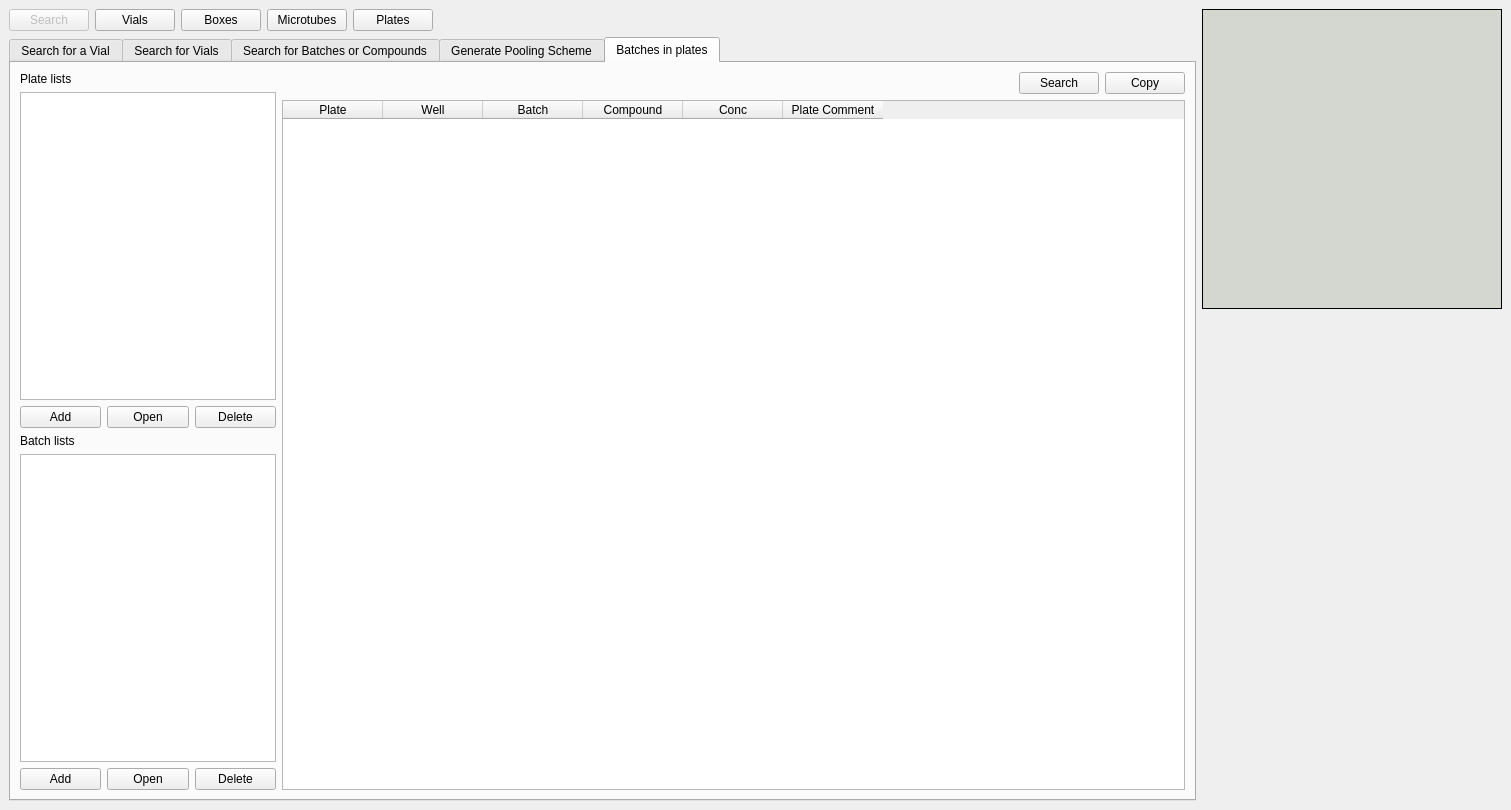
Before: the Qt Designer form frontend/assets/searchwindow.ui in dahlbma/cello, drawn with Qt 5.
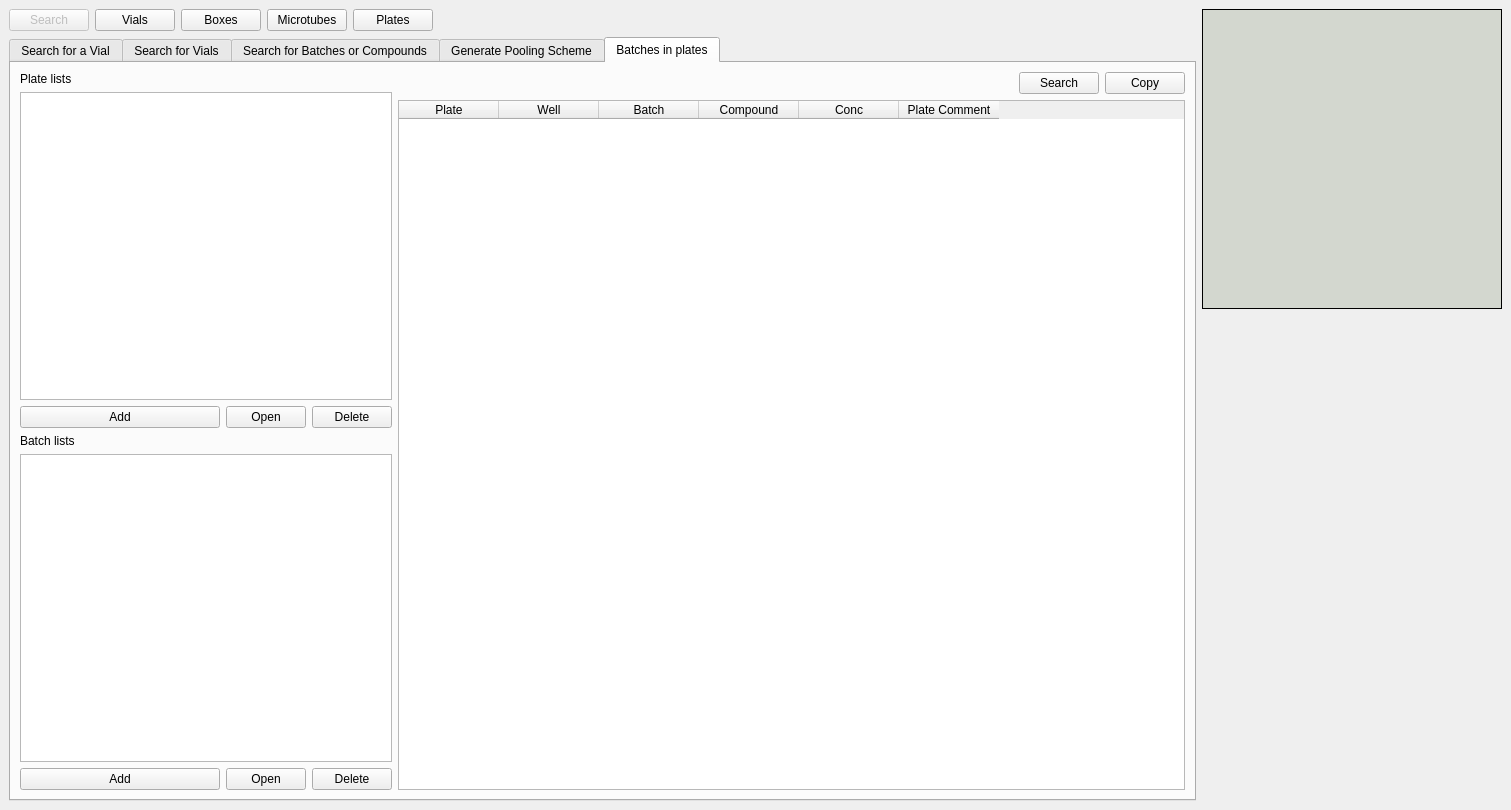
After: the same form once the commit is applied. The open tabs and pages were chosen to show the change.

What changed in the file:
```diff
--- a/frontend/assets/searchwindow.ui
+++ b/frontend/assets/searchwindow.ui
@@ -1040,6 +1040,18 @@
                  <layout class="QHBoxLayout" name="horizontalLayout_11">
                   <item>
                    <widget class="QPushButton" name="createPlateList_btn">
+                    <property name="sizePolicy">
+                     <sizepolicy hsizetype="Fixed" vsizetype="Fixed">
+                      <horstretch>0</horstretch>
+                      <verstretch>0</verstretch>
+                     </sizepolicy>
+                    </property>
+                    <property name="minimumSize">
+                     <size>
+                      <width>200</width>
+                      <height>0</height>
+                     </size>
+                    </property>
                     <property name="text">
                      <string>Add</string>
                     </property>
@@ -1079,6 +1091,18 @@
                  <layout class="QHBoxLayout" name="horizontalLayout_10">
                   <item>
                    <widget class="QPushButton" name="createBatchList_btn">
+                    <property name="sizePolicy">
+                     <sizepolicy hsizetype="Fixed" vsizetype="Fixed">
+                      <horstretch>0</horstretch>
+                      <verstretch>0</verstretch>
+                     </sizepolicy>
+                    </property>
+                    <property name="minimumSize">
+                     <size>
+                      <width>200</width>
+                      <height>0</height>
+                     </size>
+                    </property>
                     <property name="text">
                      <string>Add</string>
                     </property>
```
Left out of the diff: 2 changed lines with no effect on the pictures.
